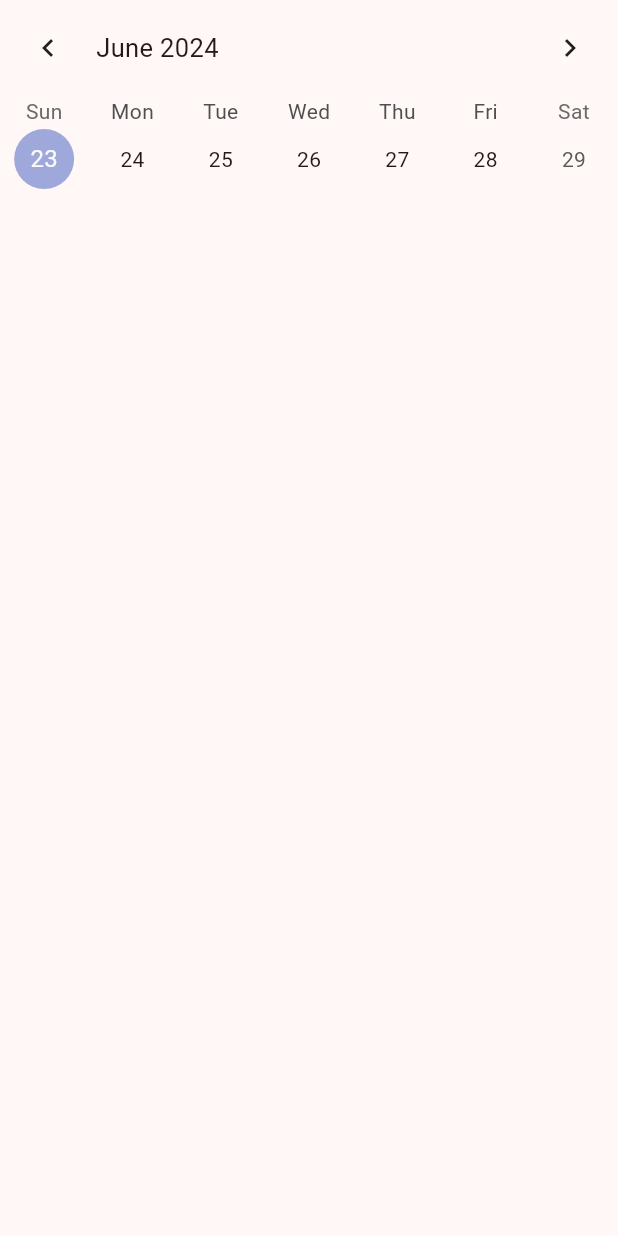
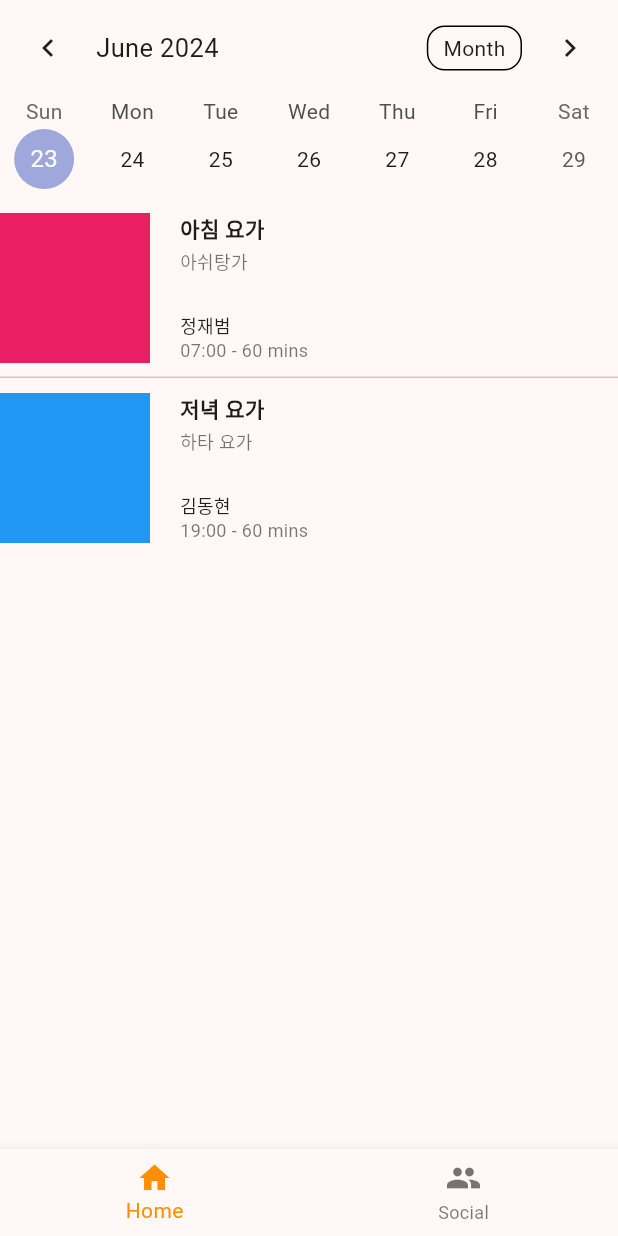
Before and after one commit to yogafit-labs/yogafit-flutter, a Flutter app: the screen it shows after launch, on a phone screen of 412 x 824 dp. Run offline on Flutter 3.47's test engine with Material 3 defaults, Android fonts, the phone set to English and light mode, and no system bars; drawn by our look-alikes of table_calendar.

Commit message:
Create a ListView and a BottomNavigationBar

```diff
--- a/lib/reservation_page/reservation_page.dart
+++ b/lib/reservation_page/reservation_page.dart
@@ -1,6 +1,7 @@
-import 'package:table_calendar/table_calendar.dart';
 import 'package:flutter/material.dart';
-import 'package:yogafit/reservation_page/widgets/calendar.dart';
+
+import 'widgets/calendar.dart';
+import 'widgets/lecture_list.dart';
 
 class ReservationPage extends StatefulWidget {
   const ReservationPage({super.key});
@@ -10,39 +11,53 @@
 }
 
 class _ReservationPageState extends State<ReservationPage> {
-  CalendarFormat _calendarFormat = CalendarFormat.week;
-  DateTime _focusedDay = DateTime.now();
-  DateTime? _selectedDay;
-
   @override
   Widget build(BuildContext context) {
     return Scaffold(
       appBar: AppBar(toolbarHeight: 0),
-      body: Column(
+      body: const Column(
         children: [
-          buildTableCalendar(
-            calendarFormat: _calendarFormat,
-            focusedDay: _focusedDay,
-            selectedDay: _selectedDay,
-            onDaySelected: (selectedDay, focusedDay) {
-              setState(() {
-                _selectedDay = selectedDay;
-                _focusedDay = focusedDay;
-              });
-            },
-            onFormatChanged: (format) {
-              setState(() {
-                _calendarFormat = format;
-              });
-            },
-            onPageChanged: (focusedDay) {
-              setState(() {
-                _focusedDay = focusedDay;
-              });
-            },
-          ),
+          Calendar(),
+          LectureList(),
         ],
       ),
+      bottomNavigationBar: const _BottomNavigationBar(),
     );
   }
 }
+
+class _BottomNavigationBar extends StatefulWidget {
+  const _BottomNavigationBar();
+
+  @override
+  createState() => _BottomNavigationBarState();
+}
+
+class _BottomNavigationBarState extends State<_BottomNavigationBar> {
+  int _currentIndex = 0;
+
+  @override
+  Widget build(BuildContext context) {
+    return BottomNavigationBar(
+      items: const <BottomNavigationBarItem>[
+        BottomNavigationBarItem(
+          icon: Icon(Icons.home),
+          label: 'Home',
+        ),
+        BottomNavigationBarItem(
+          icon: Icon(Icons.people),
+          label: 'Social',
+        ),
+      ],
+      currentIndex: _currentIndex,
+      selectedItemColor: Colors.amber[800],
+      onTap: _onTab,
+    );
+  }
+
+  void _onTab(int index) {
+    setState(() {
+      _currentIndex = index;
+    });
+  }
+}
--- a/lib/reservation_page/widgets/calendar.dart
+++ b/lib/reservation_page/widgets/calendar.dart
@@ -1,25 +1,42 @@
 import 'package:flutter/material.dart';
 import 'package:table_calendar/table_calendar.dart';
 
-Widget buildTableCalendar({
-  required CalendarFormat calendarFormat,
-  required DateTime focusedDay,
-  DateTime? selectedDay,
-  required Function(DateTime, DateTime) onDaySelected,
-  required Function(CalendarFormat) onFormatChanged,
-  required Function(DateTime) onPageChanged,
-}) {
-  return TableCalendar(
-    firstDay: DateTime.utc(2010, 10, 16),
-    lastDay: DateTime.utc(2030, 3, 14),
-    focusedDay: focusedDay,
-    calendarFormat: calendarFormat,
-    selectedDayPredicate: (day) => isSameDay(selectedDay, day),
-    onDaySelected: onDaySelected,
-    onFormatChanged: onFormatChanged,
-    onPageChanged: onPageChanged,
-    headerStyle: const HeaderStyle(
-      formatButtonVisible: false,
-    ),
-  );
+class Calendar extends StatefulWidget {
+  const Calendar({super.key});
+
+  @override
+  CalendarState createState() => CalendarState();
 }
+
+class CalendarState extends State<Calendar> {
+  CalendarFormat _calendarFormat = CalendarFormat.week;
+  DateTime _focusedDay = DateTime.now();
+  DateTime? _selectedDay;
+
+  @override
+  Widget build(BuildContext context) {
+    return TableCalendar(
+      firstDay: DateTime.utc(2010, 10, 16),
+      lastDay: DateTime.utc(2030, 3, 14),
+      calendarFormat: _calendarFormat,
+      focusedDay: _focusedDay,
+      selectedDayPredicate: (day) => isSameDay(_selectedDay, day),
+      onDaySelected: (selectedDay, focusedDay) {
+        setState(() {
+          _selectedDay = selectedDay;
+          _focusedDay = focusedDay;
+        });
+      },
+      onFormatChanged: (format) {
+        setState(() {
+          _calendarFormat = format;
+        });
+      },
+      onPageChanged: (focusedDay) {
+        setState(() {
+          _focusedDay = focusedDay;
+        });
+      },
+    );
+  }
+}
--- /dev/null
+++ b/lib/reservation_page/widgets/lecture_list.dart
@@ -0,0 +1,37 @@
+import 'package:flutter/material.dart';
+
+import 'lecture_list_item.dart';
+
+class LectureList extends StatelessWidget {
+  const LectureList({super.key});
+
+  @override
+  Widget build(BuildContext context) {
+    return ListView(
+      shrinkWrap: true,
+      children: <Widget>[
+        LectureListItem(
+          thumbnail: Container(
+            decoration: const BoxDecoration(color: Colors.pink),
+          ),
+          title: '아침 요가',
+          subtitle: '아쉬탕가',
+          teacher: '정재범',
+          time: '07:00',
+          duration: '60 mins',
+        ),
+        const Divider(height: 0),
+        LectureListItem(
+          thumbnail: Container(
+            decoration: const BoxDecoration(color: Colors.blue),
+          ),
+          title: '저녁 요가',
+          subtitle: '하타 요가',
+          teacher: '김동현',
+          time: '19:00',
+          duration: '60 mins',
+        ),
+      ],
+    );
+  }
+}
--- /dev/null
+++ b/lib/reservation_page/widgets/lecture_list_item.dart
@@ -0,0 +1,110 @@
+import 'package:flutter/material.dart';
+
+class LectureListItem extends StatelessWidget {
+  const LectureListItem({
+    super.key,
+    required this.thumbnail,
+    required this.title,
+    required this.subtitle,
+    required this.teacher,
+    required this.time,
+    required this.duration,
+  });
+
+  final Widget thumbnail;
+  final String title;
+  final String subtitle;
+  final String teacher;
+  final String time;
+  final String duration;
+
+  @override
+  Widget build(BuildContext context) {
+    return Padding(
+      padding: const EdgeInsets.symmetric(vertical: 10.0),
+      child: SizedBox(
+        height: 100,
+        child: Row(
+          crossAxisAlignment: CrossAxisAlignment.start,
+          children: <Widget>[
+            AspectRatio(
+              aspectRatio: 1.0,
+              child: thumbnail,
+            ),
+            Expanded(
+              child: Padding(
+                padding: const EdgeInsets.fromLTRB(20.0, 0.0, 2.0, 0.0),
+                child: _ArticleDescription(
+                  title: title,
+                  subtitle: subtitle,
+                  author: teacher,
+                  publishDate: time,
+                  readDuration: duration,
+                ),
+              ),
+            ),
+          ],
+        ),
+      ),
+    );
+  }
+}
+
+class _ArticleDescription extends StatelessWidget {
+  const _ArticleDescription({
+    required this.title,
+    required this.subtitle,
+    required this.author,
+    required this.publishDate,
+    required this.readDuration,
+  });
+
+  final String title;
+  final String subtitle;
+  final String author;
+  final String publishDate;
+  final String readDuration;
+
+  @override
+  Widget build(BuildContext context) {
+    return Column(
+      crossAxisAlignment: CrossAxisAlignment.start,
+      children: <Widget>[
+        Text(
+          title,
+          maxLines: 2,
+          overflow: TextOverflow.ellipsis,
+          style: const TextStyle(
+            fontWeight: FontWeight.bold,
+          ),
+        ),
+        const Padding(padding: EdgeInsets.only(bottom: 2.0)),
+        Expanded(
+          child: Text(
+            subtitle,
+            maxLines: 2,
+            overflow: TextOverflow.ellipsis,
+            style: const TextStyle(
+              fontSize: 12.0,
+              color: Colors.black54,
+            ),
+          ),
+        ),
+        Text(
+          author,
+          style: const TextStyle(
+            fontSize: 12.0,
+            color: Colors.black87,
+          ),
+        ),
+        Text(
+          '$publishDate - $readDuration',
+          style: const TextStyle(
+            fontSize: 12.0,
+            color: Colors.black54,
+          ),
+        ),
+      ],
+    );
+  }
+}
```
